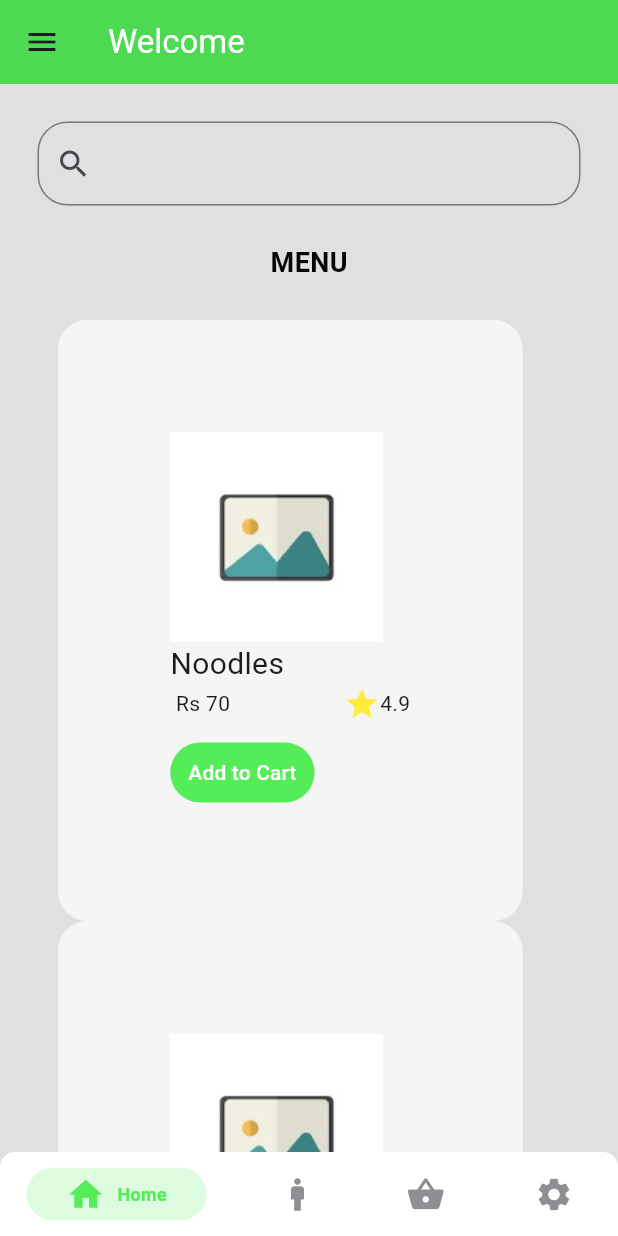
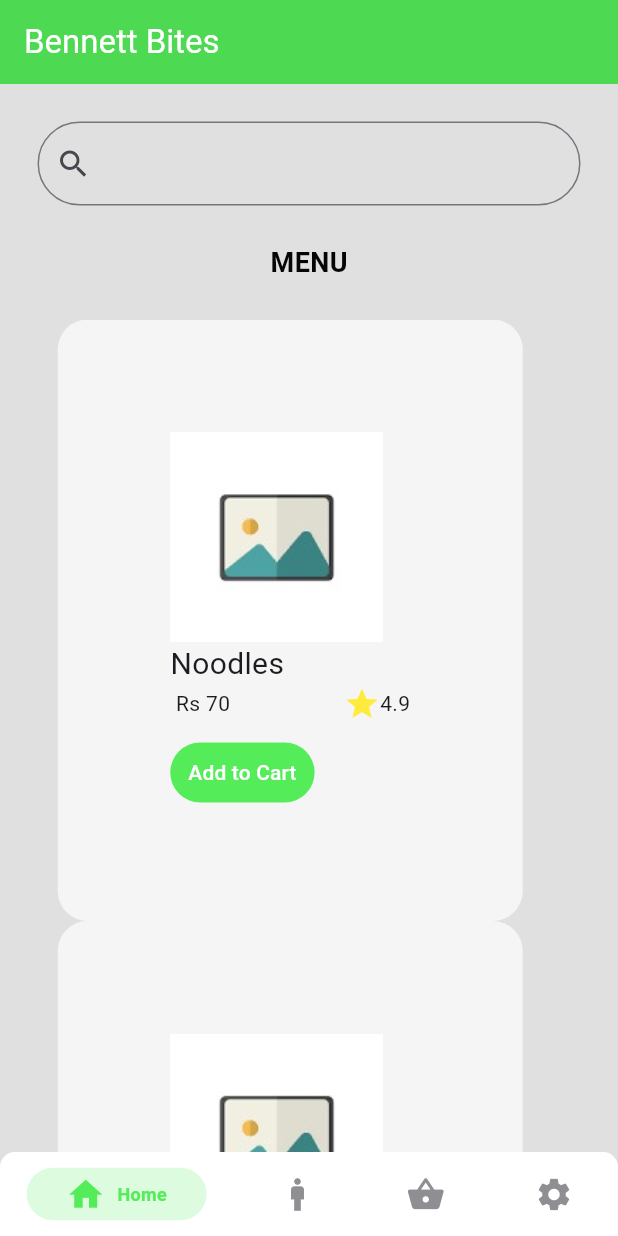
Before and after one commit to Kartikay039/DTIFlutter, a Flutter app: the screen it shows once a user with an empty profile is signed in, on a phone screen of 412 x 824 dp. Run offline on Flutter 3.47's test engine with Material 3 defaults, Android fonts, the light colour scheme and no system bars; drawn by our look-alikes of persistent_bottom_nav_bar; our stand-ins replace cloud_firestore, firebase_auth, firebase_core; accounts and stored records are empty.

Commit message:
added settings and removed app drawer

```diff
--- a/lib/authentication/auth_page.dart
+++ b/lib/authentication/auth_page.dart
@@ -1,7 +1,7 @@
 import "package:firebase_auth/firebase_auth.dart";
 import "package:flutter/material.dart";
 import "package:flutter_application_1/authentication/login_or_register.dart";
-import "package:flutter_application_1/main.dart";
+import "package:flutter_application_1/navigation_bar/bottom_navigation_bar.dart";
 
 
 
--- a/lib/authentication/login_page.dart
+++ b/lib/authentication/login_page.dart
@@ -75,7 +75,7 @@ class _LoginPageState extends State<LoginPage> {
         child: Column(
           children: [
 
-            //TODO: replace it with app logo
+
             const Padding(
               padding: EdgeInsets.only(top: 60, bottom: 40),
               child: Center(
--- a/lib/authentication/register_page.dart
+++ b/lib/authentication/register_page.dart
@@ -88,7 +88,7 @@ class _LoginPageState extends State<RegisterPage> {
         child: Column(
           children: [
 
-            //TODO: replace it with app logo
+
             const Padding(
               padding: EdgeInsets.only(top: 50, bottom: 30),
               child: Center(
--- a/lib/components/food_tile.dart
+++ b/lib/components/food_tile.dart
@@ -1,4 +1,3 @@
-import 'package:flutter/cupertino.dart';
 import 'package:flutter/material.dart';
 import 'package:flutter_application_1/components/food.dart';
 
--- a/lib/main.dart
+++ b/lib/main.dart
@@ -1,10 +1,7 @@
 import 'package:firebase_core/firebase_core.dart';
-import 'package:flutter/cupertino.dart';
 import 'package:flutter/material.dart';
 import 'package:flutter_application_1/authentication/firebase_options.dart';
 import 'package:flutter_application_1/authentication/auth_page.dart';
-import 'package:flutter_application_1/screens/home_page.dart';
-import 'package:persistent_bottom_nav_bar/persistent_tab_view.dart';
 
 void main() async {
   WidgetsFlutterBinding.ensureInitialized();
@@ -25,111 +22,3 @@ class MyApp extends StatelessWidget {
     );
   }
 }
-
-class MyHomePage extends StatefulWidget {
-  const MyHomePage({super.key});
-
-  @override
-  State<MyHomePage> createState() => _MyHomePageState();
-}
-
-class _MyHomePageState extends State<MyHomePage> {
-  @override
-  Widget build(BuildContext context) {
-    return const Scaffold(
-
-        body: BottomNavBar());
-  }
-}
-
-class BottomNavBar extends StatelessWidget {
-  const BottomNavBar({super.key});
-
-  @override
-  Widget build(BuildContext context) {
-    List<Widget> buildScreens() {
-      return [
-        // TODO : Replace with the actual widgets for your pages
-        const HomePage(),
-        const Center(child: Text('Pick-up Requests')),
-        const Center(child: Text('Cart')),
-        const Center(child: Text('Settings')),
-
-        // HomeScreen(),
-        // SecondScreen(),
-        // ThirdScreen(),
-      ];
-    }
-
-    List<PersistentBottomNavBarItem> navBarsItems() {
-      return [
-        PersistentBottomNavBarItem(
-          icon: const Icon(Icons.home),
-          title: ("Home"),
-          activeColorPrimary: const Color.fromARGB(255, 84, 237, 89),
-          inactiveColorPrimary: CupertinoColors.systemGrey,
-        ),
-        PersistentBottomNavBarItem(
-          icon: const Icon(Icons.man),
-          title: ("Pick-up"),
-          activeColorPrimary: const Color.fromARGB(255, 84, 237, 89),
-          inactiveColorPrimary: CupertinoColors.systemGrey,
-        ),
-        PersistentBottomNavBarItem(
-          icon: const Icon(Icons.shopping_basket),
-          title: ("Cart"),
-          activeColorPrimary: const Color.fromARGB(255, 84, 237, 89),
-          inactiveColorPrimary: CupertinoColors.systemGrey,
-        ),
-
-        PersistentBottomNavBarItem(
-          icon: const Icon(Icons.settings),
-          title: ("Settings"),
-          activeColorPrimary:  const Color.fromARGB(255, 84, 237, 89),
-          inactiveColorPrimary: CupertinoColors.systemGrey,
-        ),
-
-      ];
-    }
-
-    PersistentTabController controller;
-
-    controller = PersistentTabController(initialIndex: 0);
-
-    return PersistentTabView(
-      context,
-      controller: controller,
-      screens: buildScreens(),
-      items: navBarsItems(),
-      confineInSafeArea: true,
-      backgroundColor: Colors.white, // Default is Colors.white.
-      handleAndroidBackButtonPress: true, // Default is true.
-      resizeToAvoidBottomInset:
-          true, // This needs to be true if you want to move up the screen when keyboard appears. Default is true.
-      stateManagement: true, // Default is true.
-      hideNavigationBarWhenKeyboardShows:
-          true, // Recommended to set 'resizeToAvoidBottomInset' as true while using this argument. Default is true.
-      decoration: NavBarDecoration(
-        borderRadius: BorderRadius.circular(10.0),
-        colorBehindNavBar: Colors.white,
-      ),
-      popAllScreensOnTapOfSelectedTab: true,
-      popActionScreens: PopActionScreensType.all,
-      itemAnimationProperties: const ItemAnimationProperties(
-        // Navigation Bar's items animation properties.
-        duration: Duration(milliseconds: 200),
-        curve: Curves.ease,
-      ),
-      screenTransitionAnimation: const ScreenTransitionAnimation(
-        // Screen transition animation on change of selected tab.
-        animateTabTransition: true,
-        curve: Curves.ease,
-        duration: Duration(milliseconds: 200),
-      ),
-      navBarStyle: NavBarStyle
-          .style1, // Choose the nav bar style with this property. ----------------------------------------------------------------
-      //there are many style given in the documentation https://pub.dev/packages/persistent_bottom_nav_bar change the .style1 according to your needs
-      //for example style15, style16 etc.
-    );
-  }
-}
--- /dev/null
+++ b/lib/navigation_bar/bottom_navigation_bar.dart
@@ -0,0 +1,114 @@
+import 'package:flutter/cupertino.dart';
+import 'package:flutter/material.dart';
+import 'package:flutter_application_1/navigation_bar/home_page.dart';
+import 'package:flutter_application_1/navigation_bar/settings.dart';
+import 'package:persistent_bottom_nav_bar/persistent_tab_view.dart';
+
+
+class MyHomePage extends StatefulWidget {
+  const MyHomePage({super.key});
+
+  @override
+  State<MyHomePage> createState() => _MyHomePageState();
+}
+
+class _MyHomePageState extends State<MyHomePage> {
+  @override
+  Widget build(BuildContext context) {
+    return const Scaffold(
+
+        body: BottomNavBar());
+  }
+}
+
+class BottomNavBar extends StatelessWidget {
+  const BottomNavBar({super.key});
+
+  @override
+  Widget build(BuildContext context) {
+    List<Widget> buildScreens() {
+      return [
+
+        const HomePage(),
+        const Center(child: Text('Pick-up Requests')),
+        const Center(child: Text('Cart')),
+        const SettingPage(),
+
+        // HomeScreen(),
+        // SecondScreen(),
+        // ThirdScreen(),
+      ];
+    }
+
+    List<PersistentBottomNavBarItem> navBarsItems() {
+      return [
+        PersistentBottomNavBarItem(
+          icon: const Icon(Icons.home),
+          title: ("Home"),
+          activeColorPrimary: const Color.fromARGB(255, 84, 237, 89),
+          inactiveColorPrimary: CupertinoColors.systemGrey,
+        ),
+        PersistentBottomNavBarItem(
+          icon: const Icon(Icons.man),
+          title: ("Pick-up"),
+          activeColorPrimary: const Color.fromARGB(255, 84, 237, 89),
+          inactiveColorPrimary: CupertinoColors.systemGrey,
+        ),
+        PersistentBottomNavBarItem(
+          icon: const Icon(Icons.shopping_basket),
+          title: ("Cart"),
+          activeColorPrimary: const Color.fromARGB(255, 84, 237, 89),
+          inactiveColorPrimary: CupertinoColors.systemGrey,
+        ),
+
+        PersistentBottomNavBarItem(
+          icon: const Icon(Icons.settings),
+          title: ("Settings"),
+          activeColorPrimary:  const Color.fromARGB(255, 84, 237, 89),
+          inactiveColorPrimary: CupertinoColors.systemGrey,
+        ),
+
+      ];
+    }
+
+    PersistentTabController controller;
+
+    controller = PersistentTabController(initialIndex: 0);
+
+    return PersistentTabView(
+      context,
+      controller: controller,
+      screens: buildScreens(),
+      items: navBarsItems(),
+      confineInSafeArea: true,
+      backgroundColor: Colors.white, // Default is Colors.white.
+      handleAndroidBackButtonPress: true, // Default is true.
+      resizeToAvoidBottomInset:
+          true, // This needs to be true if you want to move up the screen when keyboard appears. Default is true.
+      stateManagement: true, // Default is true.
+      hideNavigationBarWhenKeyboardShows:
+          true, // Recommended to set 'resizeToAvoidBottomInset' as true while using this argument. Default is true.
+      decoration: NavBarDecoration(
+        borderRadius: BorderRadius.circular(10.0),
+        colorBehindNavBar: Colors.white,
+      ),
+      popAllScreensOnTapOfSelectedTab: true,
+      popActionScreens: PopActionScreensType.all,
+      itemAnimationProperties: const ItemAnimationProperties(
+        // Navigation Bar's items animation properties.
+        duration: Duration(milliseconds: 200),
+        curve: Curves.ease,
+      ),
+      screenTransitionAnimation: const ScreenTransitionAnimation(
+        // Screen transition animation on change of selected tab.
+        animateTabTransition: true,
+        curve: Curves.ease,
+        duration: Duration(milliseconds: 200),
+      ),
+      navBarStyle: NavBarStyle
+          .style1, // Choose the nav bar style with this property. ----------------------------------------------------------------
+      //there are many style given in the documentation https://pub.dev/packages/persistent_bottom_nav_bar change the .style1 according to your needs
+      //for example style15, style16 etc.
+    );
+  }
+}
--- a/lib/screens/home_page.dart
+++ b/lib/navigation_bar/home_page.dart
@@ -1,4 +1,3 @@
-import 'package:firebase_auth/firebase_auth.dart';
 import 'package:flutter/material.dart';
 import 'package:flutter_application_1/components/food.dart';
 import 'package:flutter_application_1/components/food_tile.dart';
@@ -68,50 +67,13 @@ class _HomePageState extends State<HomePage> {
   Widget build(BuildContext context) {
     return Scaffold(
       backgroundColor: Colors.grey[300],
- drawer: Drawer(
-  child: ListView(
-    padding: EdgeInsets.zero,
-    children: [
-      const DrawerHeader(
-        decoration: BoxDecoration(
-          color:   Color.fromARGB(255, 84, 237, 89),
-        ),
-        child: Text(
-          'User',
-          style: TextStyle(
-            color: Colors.white,
-            fontSize: 24,
-          ),
-        ),
-      ),
-      ListTile(
-        title: const Text('Profile'),
-        onTap: () {
-          // Handle menu item 1 tap
-        },
-      ),
-      ListTile(
-        title: const Text('Pick-up Requests'),
-        onTap: () {
-          // Handle menu item 2 tap
-        },
-      ),
-      ListTile(
-        title: const Text('Log Out'),
-        onTap: () async {
-          await FirebaseAuth.instance.signOut();
-        },
-      ),
-      // Add more menu items as needed
-    ],
-  ),
-),
+
       appBar: AppBar(
-  backgroundColor:  Color.fromARGB(255, 78, 217, 83),
+        backgroundColor:  const Color.fromARGB(255, 78, 217, 83),
 
         elevation: 0,
         title: const Text(
-    'Welcome',
+          'Bennett Bites',
           style: TextStyle(color: Colors.white),
         ),
       ),
@@ -129,7 +91,10 @@ appBar: AppBar(
                   prefixIcon: const Icon(Icons.search),
                   border: OutlineInputBorder(
                     borderSide: const BorderSide(color: Colors.white),
-                        borderRadius: BorderRadius.circular(20)))),
+                    borderRadius: BorderRadius.circular(40)
+                  ),
+              ),
+            ),
           ),
           const SizedBox(height: 25),
           const Padding(
@@ -142,16 +107,22 @@ appBar: AppBar(
                   fontWeight: FontWeight.bold,
                   color: Color.fromARGB(255, 5, 5, 5),
                   fontSize: 18),
-              )),
+            ),
+          ),
           const SizedBox(height: 25),
           Expanded(
+            child: Center(
+
               child: ListView.builder(
                 scrollDirection: Axis.vertical,
                 // itemCount: foodMenu.length,
                 itemCount: filteredFoodMenu.length,
                 itemBuilder: (context, index) => FoodTile(
                   food: filteredFoodMenu[index],
-                      )))
+                ),
+              ),
+            ),
+          ),
         ],
       ),
     );
--- a/pubspec.yaml
+++ b/pubspec.yaml
@@ -38,6 +38,7 @@ dependencies:
   firebase_core: ^2.27.1
   firebase_auth: ^4.17.9
   persistent_bottom_nav_bar: ^5.0.2
+  cloud_firestore: ^4.16.0
 
 dev_dependencies:
   flutter_test:
```
Also changed, not shown: lib/Databse/database.dart (added, +7 -0 lines), lib/navigation_bar/settings.dart (added, +29 -0 lines), pubspec.lock, 4 other files. Lines whose indentation alone changed are shown as unchanged.
